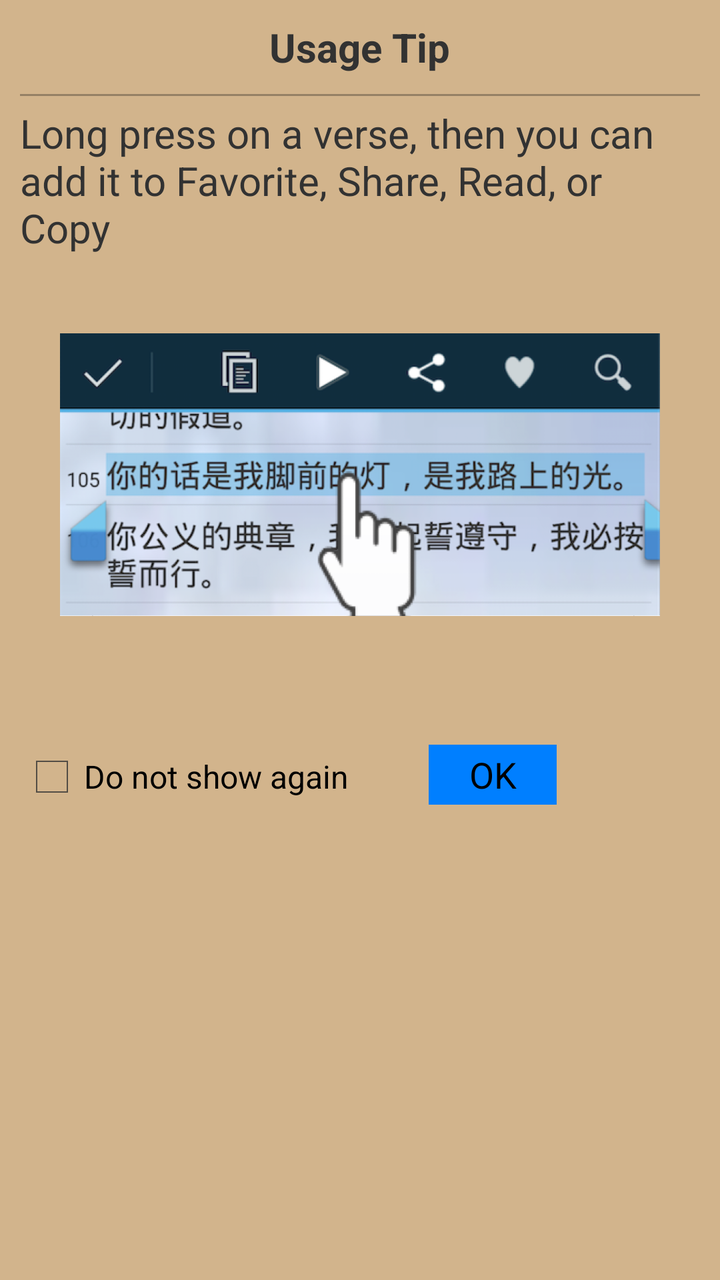
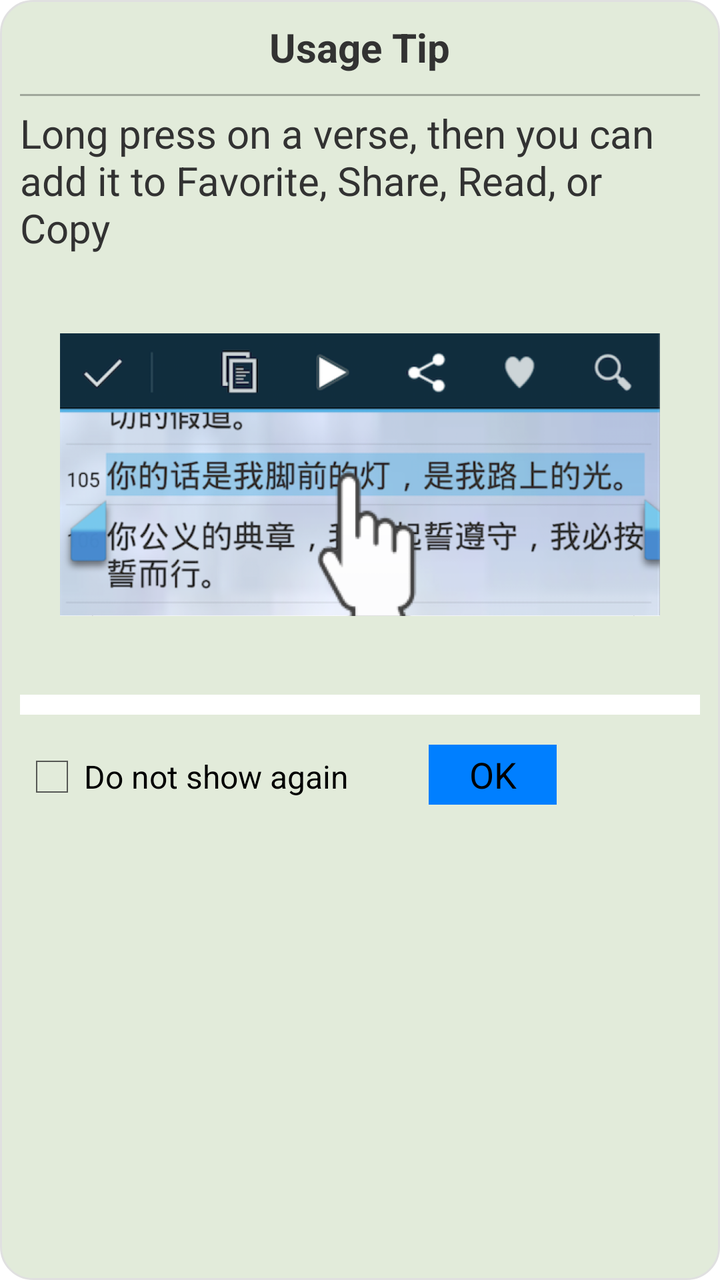

Compare the two renders of this Android layout. The source of the first and the diff that turns it into the second are given below.
<!-- AndroidManifest.xml: application theme AppTheme -->
<!-- res/layout/tip_popup.xml -->
<?xml version="1.0" encoding="utf-8"?>
<LinearLayout xmlns:android="http://schemas.android.com/apk/res/android"
    android:id="@+id/popup"
    android:layout_width="match_parent"
    android:layout_height="match_parent"
    android:background="#D2B48C"
    android:padding="10sp"
    android:orientation="vertical" >
    
    <TextView
        android:layout_width="wrap_content"
        android:layout_height="wrap_content"
        android:layout_gravity="center_horizontal"
        android:layout_marginTop="0dip"
        android:textSize="20dp"
        android:textStyle="bold"
        android:text="@string/usagetip"
        />

    <View
        android:id="@+id/horizontal_line"
        android:layout_width="fill_parent"
        android:layout_marginTop="10dp"
        android:layout_height="1dp"
        android:background="#50101010"/>

    <TextView
        android:layout_width="wrap_content"
        android:layout_height="wrap_content"
        android:layout_marginTop="5dip"
        android:textSize="20dp"
        android:text="@string/usagetiptext"
        />

    <ImageView
        android:id="@+id/imageView"
        android:layout_width="300dp"
        android:layout_height="200dp"
        android:layout_marginTop="10dp"
        android:src="@drawable/cab_usage"
        android:layout_gravity="center_horizontal" />

    <View
        android:id="@+id/horizontal_space"
        android:layout_width="fill_parent"
        android:layout_marginTop="10dp"
        android:layout_height="10dp"
        android:background="#D2B48C"/>
    
    <LinearLayout
    	android:layout_width="match_parent"
    	android:layout_height="match_parent"
    	android:layout_marginTop="15dip"
    	android:orientation="horizontal" >

    <CheckBox
        android:id="@+id/checkBox"
        android:layout_width="wrap_content"
        android:layout_height="wrap_content"        
        android:text="@string/donotshow"
        />

    <Button
        android:id="@+id/btn_close_popup"
        android:layout_width="wrap_content"
		android:layout_height="wrap_content"
        android:minHeight="30dp"
        android:layout_marginLeft="40dp"
        android:background="#007FFF"
        android:text="OK"        
        />
    
	</LinearLayout>
</LinearLayout>
<!-- resources referenced by this layout -->
<resources>
  <!-- drawable cab_usage: png bitmap (drawable, 239312 bytes) -->
  <string name="donotshow">Do not show again</string>
  <string name="usagetip">Usage Tip</string>
  <string name="usagetiptext">Long press on a verse, then you can add it to Favorite, Share, Read, or Copy</string>
  <style name="AppTheme" parent="AppBaseTheme">
          
      </style>
  <style name="AppBaseTheme" parent="android:Theme.Light">
          
      </style>
</resources>

<!-- the commit's change to res/layout/tip_popup.xml (unified diff, before → after) -->
@@ -3,7 +3,7 @@
     android:id="@+id/popup"
     android:layout_width="match_parent"
     android:layout_height="match_parent"
-    android:background="#D2B48C"
+    android:background="@drawable/popup_rounded_background"
     android:padding="10sp"
     android:orientation="vertical" >
     
@@ -45,7 +45,7 @@
         android:layout_width="fill_parent"
         android:layout_marginTop="10dp"
         android:layout_height="10dp"
-        android:background="#D2B48C"/>
+        android:background="#FFFFFF"/>
     
     <LinearLayout
     	android:layout_width="match_parent"
<!-- resource entries referenced after the edit -->
@@ -1,6 +1,17 @@
 <!-- resources referenced by this layout -->
 <resources>
   <!-- drawable cab_usage: png bitmap (drawable, 239312 bytes) -->
+  <!-- drawable popup_rounded_background (drawable) -->
+  <?xml version="1.0" encoding="utf-8"?>
+  <shape xmlns:android="http://schemas.android.com/apk/res/android"
+      android:shape="rectangle">
+  #    <solid android:color="#FFFFFF" />
+      <solid android:color="#E2EBDA" />
+      <corners android:radius="16dp" />
+      <stroke
+          android:width="1dp"
+          android:color="#E0E0E0" />
+  </shape>
   <string name="donotshow">Do not show again</string>
   <string name="usagetip">Usage Tip</string>
   <string name="usagetiptext">Long press on a verse, then you can add it to Favorite, Share, Read, or Copy</string>
